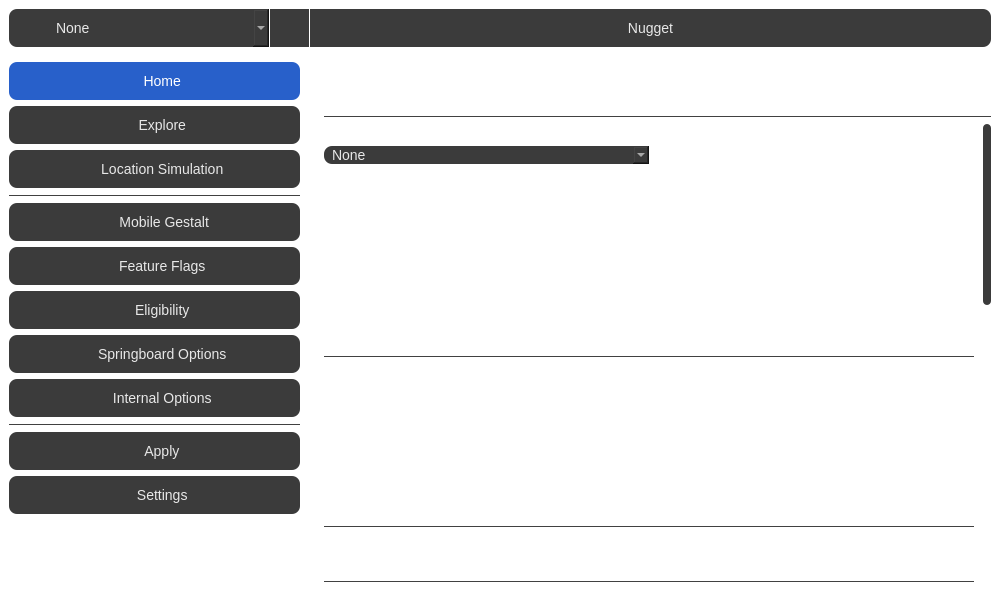
The window that qt/mainwindow.ui (leminlimez/Nugget) describes before a commit, drawn with Qt 5.
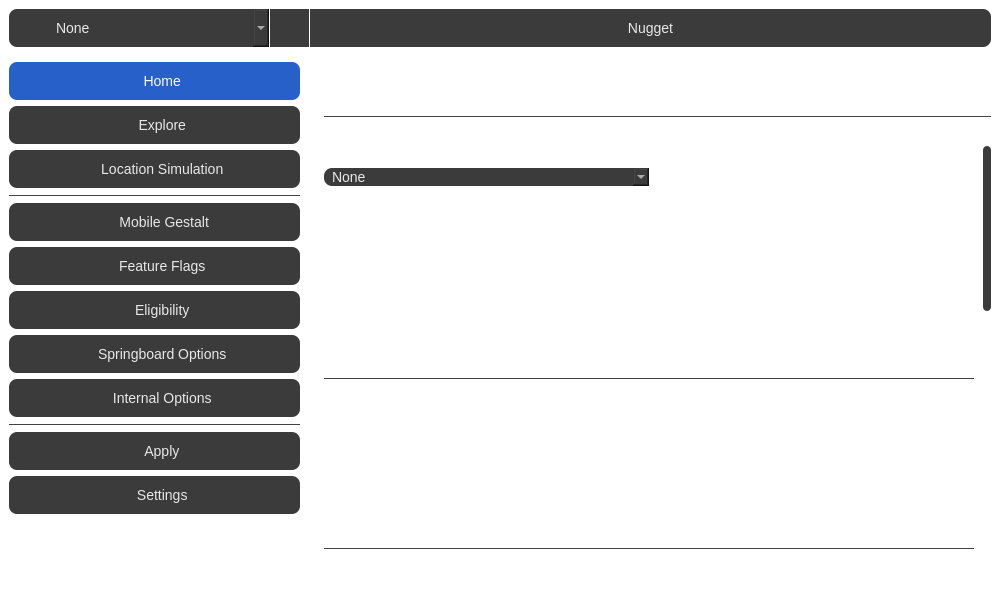
The same window after the commit. The open tabs and pages were chosen to show the change. Icons and pictures are not drawn.

Commit message: add warning that mga file was not added yet

```diff
--- a/qt/mainwindow.ui
+++ b/qt/mainwindow.ui
@@ -1708,6 +1708,19 @@
                 </property>
                </widget>
               </item>
+              <item>
+               <widget class="QLabel" name="mgaWarningLbl">
+                <property name="font">
+                 <font>
+                  <pointsize>-1</pointsize>
+                  <bold>true</bold>
+                 </font>
+                </property>
+                <property name="text">
+                 <string>! Your device's mobilegestalt file is required for this feature. Select it on the apply page.</string>
+                </property>
+               </widget>
+              </item>
               <item>
                <widget class="QScrollArea" name="scrollArea">
                 <property name="frameShape">
```
Left out of the diff: 15 changed lines with no effect on the pictures. The commit also changes 4 other files.
